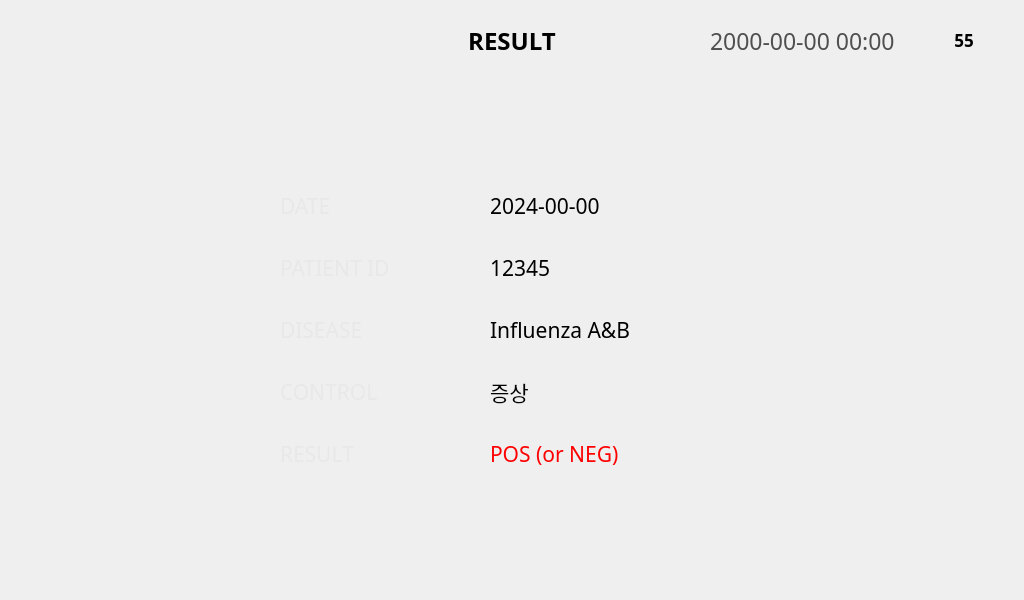
Above: ui/Review/ResultView0Window.ui from eguruno1/calth_reader before the change. Below: the same form after it.
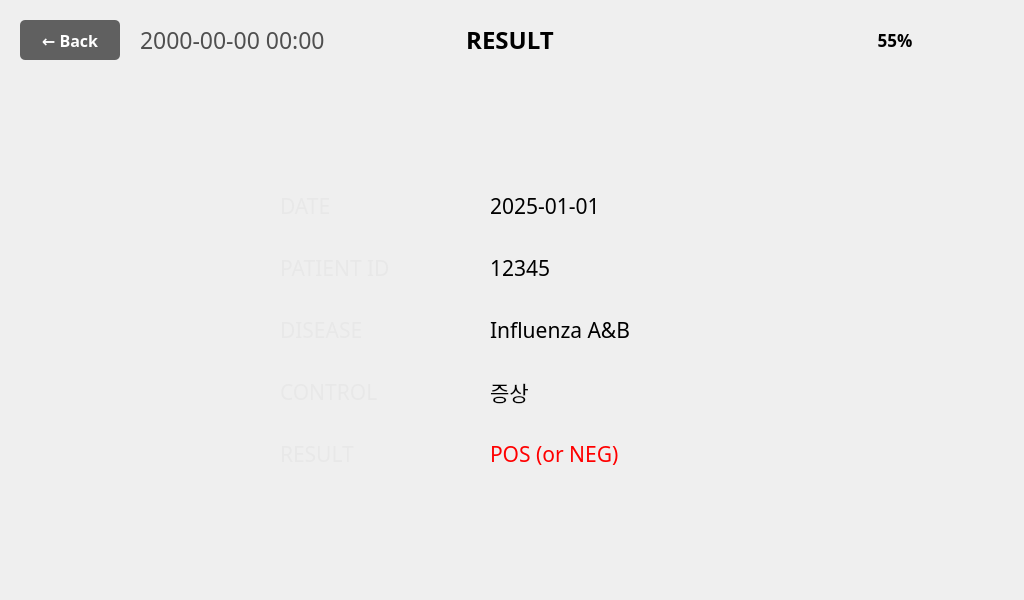
That is the form after the change. Icons and pictures are not drawn.

What changed in the file:
```diff
--- a/ui/Review/ResultView0Window.ui
+++ b/ui/Review/ResultView0Window.ui
@@ -17,6 +17,43 @@
    <bool>false</bool>
   </property>
   <widget class="QWidget" name="centralwidget">
+   <widget class="QPushButton" name="pushButton_ResultBackArrow">
+    <property name="geometry">
+     <rect>
+      <x>20</x>
+      <y>20</y>
+      <width>100</width>
+      <height>40</height>
+     </rect>
+    </property>
+    <property name="font">
+     <font>
+      <family>Pretendard</family>
+      <pointsize>16</pointsize>
+      <weight>75</weight>
+      <bold>true</bold>
+     </font>
+    </property>
+    <property name="styleSheet">
+     <string notr="true">QPushButton {
+    background-color: #606060;
+    color: white;
+    border: none;
+    border-radius: 5px;
+    font-size: 16px;
+    font-weight: bold;
+}
+QPushButton:hover {
+    background-color: #707070;
+}
+QPushButton:pressed {
+    background-color: #505050;
+}</string>
+    </property>
+    <property name="text">
+     <string>← Back</string>
+    </property>
+   </widget>
    <widget class="QPushButton" name="pushButton_ResultHome">
     <property name="geometry">
      <rect>
@@ -124,10 +161,10 @@
    <widget class="QLabel" name="label_2">
     <property name="geometry">
      <rect>
-      <x>934</x>
-      <y>26</y>
-      <width>64</width>
-      <height>30</height>
+      <x>850</x>
+      <y>20</y>
+      <width>80</width>
+      <height>40</height>
      </rect>
     </property>
     <property name="text">
@@ -766,7 +803,7 @@
      </font>
     </property>
     <property name="text">
-     <string>2024-00-00</string>
+     <string>2025-01-01</string>
     </property>
    </widget>
    <widget class="QLabel" name="label_24">
@@ -814,10 +851,10 @@
    <widget class="QLabel" name="label_DateNClock">
     <property name="geometry">
      <rect>
-      <x>710</x>
-      <y>24</y>
-      <width>210</width>
-      <height>34</height>
+      <x>140</x>
+      <y>20</y>
+      <width>300</width>
+      <height>40</height>
      </rect>
     </property>
     <property name="palette">
@@ -875,10 +912,10 @@
    <widget class="QLabel" name="label">
     <property name="geometry">
      <rect>
-      <x>407</x>
-      <y>24</y>
-      <width>210</width>
-      <height>34</height>
+      <x>420</x>
+      <y>20</y>
+      <width>180</width>
+      <height>40</height>
      </rect>
     </property>
     <property name="palette">
@@ -936,10 +973,10 @@
    <widget class="QLabel" name="label_BatteryGuage">
     <property name="geometry">
      <rect>
-      <x>945</x>
-      <y>25</y>
-      <width>38</width>
-      <height>30</height>
+      <x>820</x>
+      <y>20</y>
+      <width>150</width>
+      <height>40</height>
      </rect>
     </property>
     <property name="palette">
@@ -988,7 +1025,7 @@
      </font>
     </property>
     <property name="text">
-     <string>55</string>
+     <string>55%</string>
     </property>
     <property name="alignment">
      <set>Qt::AlignCenter</set>
```
Left out of the diff: 3 changed lines with no effect on the pictures.
